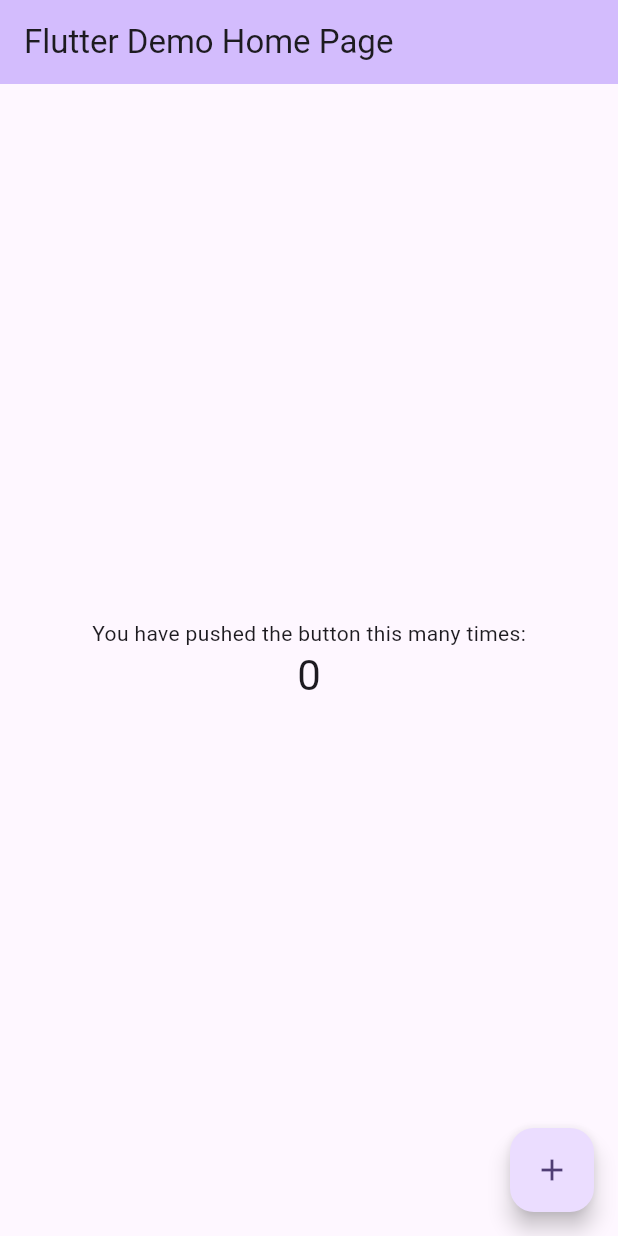
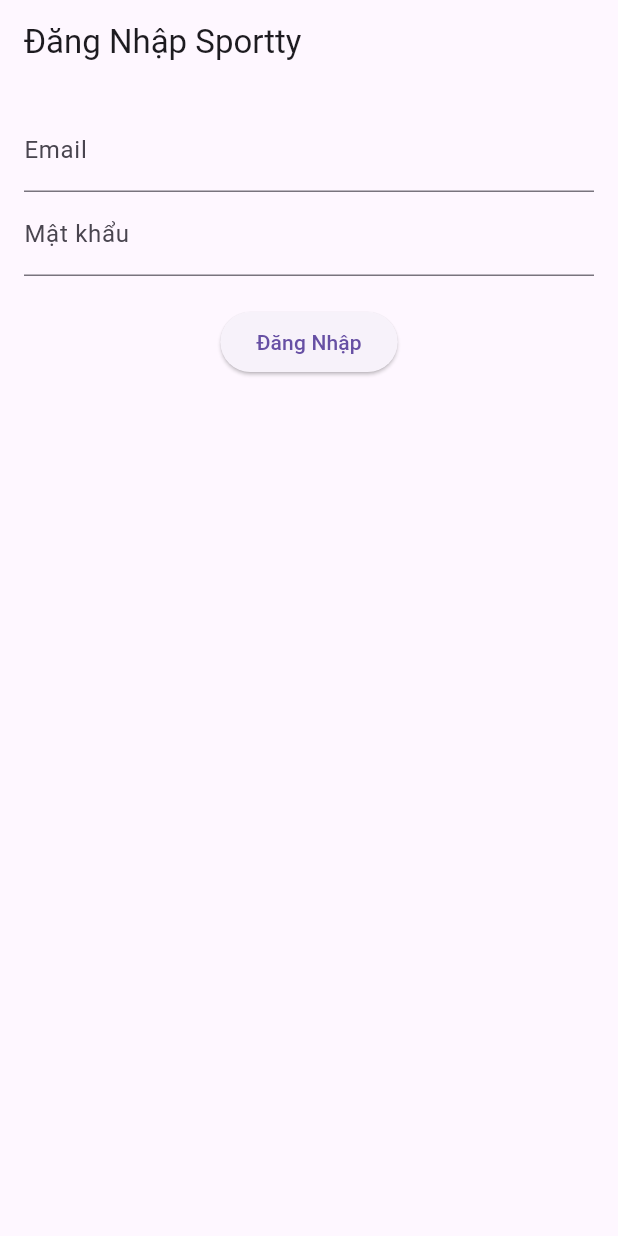
Before and after one commit to duyhub103/Sportty, a Flutter app: the screen it shows after launch, on a phone screen of 412 x 824 dp. Run offline on Flutter 3.47's test engine with Material 3 defaults, Android fonts, the phone set to English and light mode, and no system bars.

Commit message:
test: add basic UI to test login

```diff
--- a/client/lib/main.dart
+++ b/client/lib/main.dart
@@ -1,121 +1,23 @@
 import 'package:flutter/material.dart';
+import 'package:provider/provider.dart';
+import 'providers/auth_provider.dart';
+import 'screens/auth/login_screen.dart';
 
 void main() {
-  runApp(const MyApp());
+  runApp(MyApp());
 }
 
 class MyApp extends StatelessWidget {
-  const MyApp({super.key});
-
-  // This widget is the root of your application.
   @override
   Widget build(BuildContext context) {
-    return MaterialApp(
-      title: 'Flutter Demo',
-      theme: ThemeData(
-        // This is the theme of your application.
-        //
-        // TRY THIS: Try running your application with "flutter run". You'll see
-        // the application has a purple toolbar. Then, without quitting the app,
-        // try changing the seedColor in the colorScheme below to Colors.green
-        // and then invoke "hot reload" (save your changes or press the "hot
-        // reload" button in a Flutter-supported IDE, or press "r" if you used
-        // the command line to start the app).
-        //
-        // Notice that the counter didn't reset back to zero; the application
-        // state is not lost during the reload. To reset the state, use hot
-        // restart instead.
-        //
-        // This works for code too, not just values: Most code changes can be
-        // tested with just a hot reload.
-        colorScheme: .fromSeed(seedColor: Colors.deepPurple),
-      ),
-      home: const MyHomePage(title: 'Flutter Demo Home Page'),
-    );
-  }
-}
-
-class MyHomePage extends StatefulWidget {
-  const MyHomePage({super.key, required this.title});
-
-  // This widget is the home page of your application. It is stateful, meaning
-  // that it has a State object (defined below) that contains fields that affect
-  // how it looks.
-
-  // This class is the configuration for the state. It holds the values (in this
-  // case the title) provided by the parent (in this case the App widget) and
-  // used by the build method of the State. Fields in a Widget subclass are
-  // always marked "final".
-
-  final String title;
-
-  @override
-  State<MyHomePage> createState() => _MyHomePageState();
-}
-
-class _MyHomePageState extends State<MyHomePage> {
-  int _counter = 0;
-
-  void _incrementCounter() {
-    setState(() {
-      // This call to setState tells the Flutter framework that something has
-      // changed in this State, which causes it to rerun the build method below
-      // so that the display can reflect the updated values. If we changed
-      // _counter without calling setState(), then the build method would not be
-      // called again, and so nothing would appear to happen.
-      _counter++;
-    });
-  }
-
-  @override
-  Widget build(BuildContext context) {
-    // This method is rerun every time setState is called, for instance as done
-    // by the _incrementCounter method above.
-    //
-    // The Flutter framework has been optimized to make rerunning build methods
-    // fast, so that you can just rebuild anything that needs updating rather
-    // than having to individually change instances of widgets.
-    return Scaffold(
-      appBar: AppBar(
-        // TRY THIS: Try changing the color here to a specific color (to
-        // Colors.amber, perhaps?) and trigger a hot reload to see the AppBar
-        // change color while the other colors stay the same.
-        backgroundColor: Theme.of(context).colorScheme.inversePrimary,
-        // Here we take the value from the MyHomePage object that was created by
-        // the App.build method, and use it to set our appbar title.
-        title: Text(widget.title),
-      ),
-      body: Center(
-        // Center is a layout widget. It takes a single child and positions it
-        // in the middle of the parent.
-        child: Column(
-          // Column is also a layout widget. It takes a list of children and
-          // arranges them vertically. By default, it sizes itself to fit its
-          // children horizontally, and tries to be as tall as its parent.
-          //
-          // Column has various properties to control how it sizes itself and
-          // how it positions its children. Here we use mainAxisAlignment to
-          // center the children vertically; the main axis here is the vertical
-          // axis because Columns are vertical (the cross axis would be
-          // horizontal).
-          //
-          // TRY THIS: Invoke "debug painting" (choose the "Toggle Debug Paint"
-          // action in the IDE, or press "p" in the console), to see the
-          // wireframe for each widget.
-          mainAxisAlignment: .center,
-          children: [
-            const Text('You have pushed the button this many times:'),
-            Text(
-              '$_counter',
-              style: Theme.of(context).textTheme.headlineMedium,
-            ),
-          ],
-        ),
-      ),
-      floatingActionButton: FloatingActionButton(
-        onPressed: _incrementCounter,
-        tooltip: 'Increment',
-        child: const Icon(Icons.add),
+    return MultiProvider(
+      providers: [
+        ChangeNotifierProvider(create: (_) => AuthProvider()),
+      ],
+      child: MaterialApp(
+        title: 'Sportty',
+        theme: ThemeData(primarySwatch: Colors.blue),
+        home: LoginScreen(), // Chạy màn hình Login đầu tiên
       ),
     );
   }
--- /dev/null
+++ b/client/lib/providers/auth_provider.dart
@@ -0,0 +1,41 @@
+// quản lý trạng thái
+//  nhiệm vụ cầu nói giữa service và UI, UI lắng nghe provider này để cập nhật loading
+
+import 'package:flutter/material.dart';
+import '../services/auth_service.dart';
+
+class AuthProvider with ChangeNotifier {
+  final AuthService _authService = AuthService();
+
+  bool _isloading = false;
+  String? _errorMessage;
+  Map<String, dynamic>? _user; // lưu thông tin user tạm thời sau login
+
+  bool get isLoading => _isloading;
+  String? get errorMessage => _errorMessage;
+  Map<String, dynamic>? get user => _user;
+
+  Future<bool> login(String email, String password) async {
+    _isloading = true;
+    _errorMessage = null;
+    notifyListeners(); // thông báo UI cập nhật trạng thái loading (hiện vòng xoay)
+
+    try{
+      final result = await _authService.login(email, password);
+      // login thành cnông
+      _user = result['data']['user']; // lưu thông tin user
+      // TODO: Lưu token vào Shared Preferences
+
+      _isloading = false;
+      notifyListeners();
+      return true; // báo oke
+
+    }catch (e){
+      _isloading = false;
+      _errorMessage = e.toString().replaceAll("Exception: ", "");
+      notifyListeners();
+      return false;
+    }
+
+  }
+}
--- /dev/null
+++ b/client/lib/screens/auth/login_screen.dart
@@ -0,0 +1,68 @@
+// UI test
+import 'package:flutter/material.dart';
+import 'package:provider/provider.dart';
+import '../../providers/auth_provider.dart';
+
+class LoginScreen extends StatefulWidget {
+  @override
+  _LoginScreenState createState() => _LoginScreenState();
+}
+
+class _LoginScreenState extends State<LoginScreen> {
+  final _emailController = TextEditingController();
+  final _passController = TextEditingController();
+
+  void _handleLogin() async {
+    final authProvider = Provider.of<AuthProvider>(context, listen: false);
+
+    // Gọi hàm login bên Provider
+    final success = await authProvider.login(
+      _emailController.text,
+      _passController.text
+    );
+
+    if (success) {
+      // Chuyển sang màn hình Home (Tạm thời in ra console)
+      print("LOGIN THÀNH CÔNG! User: ${authProvider.user}");
+      ScaffoldMessenger.of(context).showSnackBar(SnackBar(content: Text("Đăng nhập thành công!")));
+    } else {
+      // Hiện lỗi
+      ScaffoldMessenger.of(context).showSnackBar(
+        SnackBar(content: Text(authProvider.errorMessage ?? "Lỗi không xác định"))
+      );
+    }
+  }
+
+  @override
+  Widget build(BuildContext context) {
+    // Lắng nghe state để hiện loading
+    final isLoading = context.watch<AuthProvider>().isLoading;
+
+    return Scaffold(
+      appBar: AppBar(title: Text("Đăng Nhập Sportty")),
+      body: Padding(
+        padding: const EdgeInsets.all(16.0),
+        child: Column(
+          children: [
+            TextField(
+              controller: _emailController,
+              decoration: InputDecoration(labelText: "Email"),
+            ),
+            TextField(
+              controller: _passController,
+              decoration: InputDecoration(labelText: "Mật khẩu"),
+              obscureText: true,
+            ),
+            SizedBox(height: 20),
+            isLoading
+              ? CircularProgressIndicator() // Nếu đang load thì xoay
+              : ElevatedButton(
+                  onPressed: _handleLogin,
+                  child: Text("Đăng Nhập"),
+                ),
+          ],
+        ),
+      ),
+    );
+  }
+}
--- a/client/pubspec.yaml
+++ b/client/pubspec.yaml
@@ -31,8 +31,11 @@
   flutter:
     sdk: flutter
 
+
   # The following adds the Cupertino Icons font to your application.
   # Use with the CupertinoIcons class for iOS style icons.
+  provider: ^6.1.2
+  http: ^1.2.0
   cupertino_icons: ^1.0.8
 
 dev_dependencies:
```
Also changed, not shown: client/lib/configs/api_constants.dart (added, +13 -0 lines), client/lib/services/auth_service.dart (added, +27 -0 lines), client/pubspec.lock, 1 other file.
